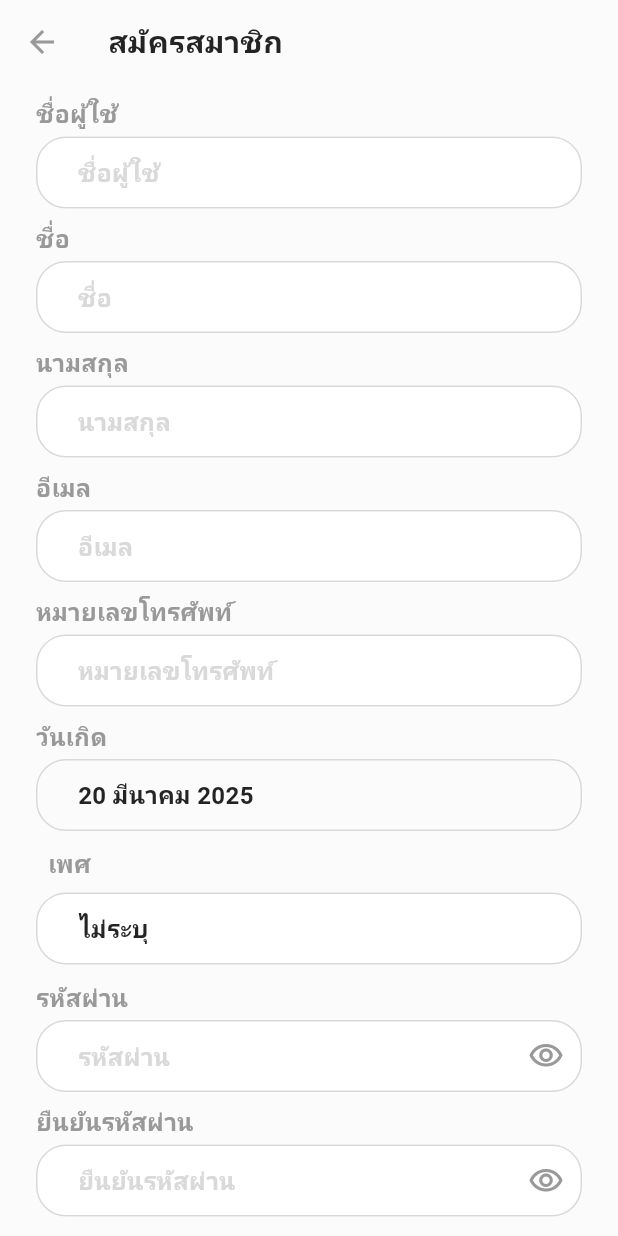
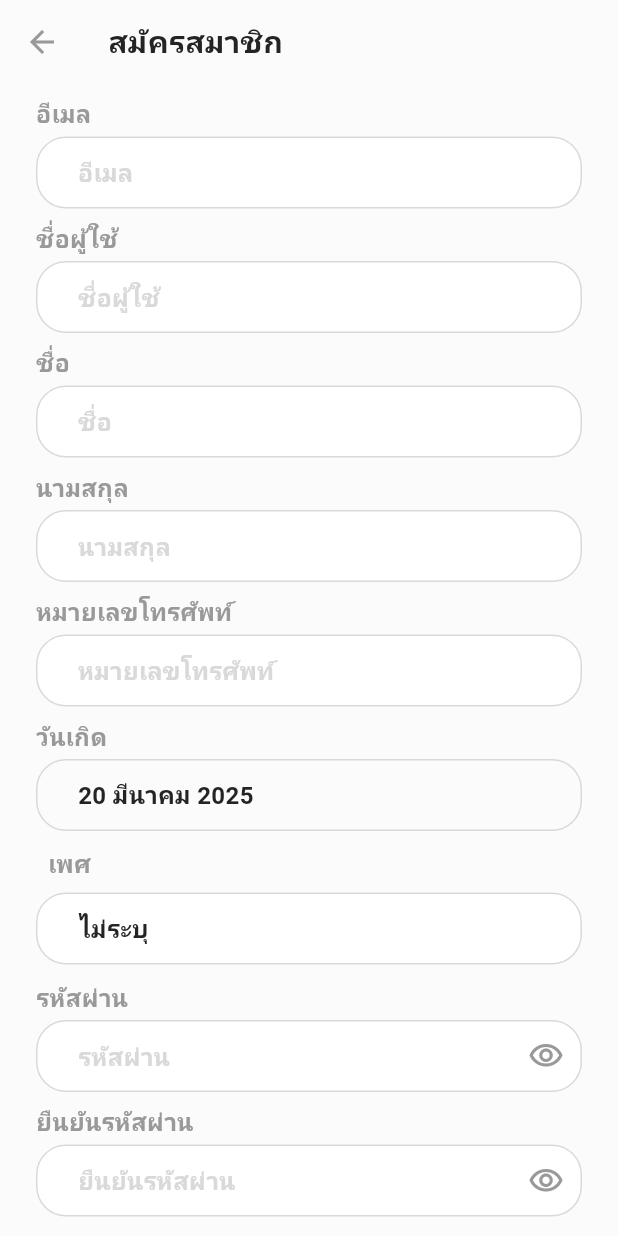
Before and after one commit to xbingsux/rimpa, a Flutter app: the CreateAccountView screen opened by its route, on a phone screen of 412 x 824 dp. Run offline on Flutter 3.47's test engine with Material 3 defaults, Android fonts, the phone set to English and light mode, and no system bars; our stand-ins replace decimal, dio, flutter_easyloading, flutter_holo_date_picker, form_field_validator, gap and 7 more; missing offline and left inert: mobile_scanner, syncfusion_flutter_barcodes; accounts and stored records are empty; network calls fail.

Commit message:
fix update

```diff
--- a/mobile/lib/modules/views/home/homedetail/home_detail.dart
+++ b/mobile/lib/modules/views/home/homedetail/home_detail.dart
@@ -91,7 +91,7 @@ class HomeDetailPage extends StatelessWidget {
                             children: [
                               Row(
                                 mainAxisAlignment: MainAxisAlignment.start,
-                                crossAxisAlignment: CrossAxisAlignment.center,
+                                crossAxisAlignment: CrossAxisAlignment.start,
                                 children: [
                                   Expanded(
                                     flex: 4,
@@ -120,6 +120,7 @@ class HomeDetailPage extends StatelessWidget {
                                       ],
                                     ),
                                   ),
+                                  if (mapUrl.isNotEmpty)
                                   Expanded(
                                     flex: 1,
                                     child: Center(
--- a/mobile/lib/modules/views/register/register.view.dart
+++ b/mobile/lib/modules/views/register/register.view.dart
@@ -93,7 +93,23 @@ class _CreateAccountViewState extends State<CreateAccountView> {
               child: Column(
                 mainAxisAlignment: MainAxisAlignment.start,
                 crossAxisAlignment: CrossAxisAlignment.center,
-                children: [
+                children: [RimpaTextFormField(
+                    hintText: 'อีเมล',
+                    controller: email.value,
+                    onChanged: (value) {
+                      if(widget.isCreate) {
+                        registerController.user.email.value = value;
+                      }
+                    },
+                    validator: MultiValidator(
+                      [
+                        RequiredValidator(errorText: ''),
+                        EmailValidator(errorText: "รูปแบบอีเมลไม่ถูกต้อง"),
+                      ],
+                    ),
+                    showTitle: true,
+                    enabled: widget.isCreate,
+                  ),
                   RimpaTextFormField(
                     hintText: 'ชื่อผู้ใช้',
                     controller: profileName.value,
@@ -128,22 +144,7 @@ class _CreateAccountViewState extends State<CreateAccountView> {
                     showTitle: true,
                   ),
 
-                  RimpaTextFormField(
-                    hintText: 'อีเมล',
-                    controller: email.value,
-                    onChanged: (value) {
-                      if(widget.isCreate) {
-                        registerController.user.email.value = value;
-                      }
-                    },
-                    validator: MultiValidator(
-                      [
-                        RequiredValidator(errorText: ''),
-                        EmailValidator(errorText: "รูปแบบอีเมลไม่ถูกต้อง"),
-                      ],
-                    ),
-                    showTitle: true,
-                  ),
+
                   RimpaTextFormField(
                     hintText: 'หมายเลขโทรศัพท์',
                     controller: phone.value,
--- a/mobile/lib/widgets/my_app_bar.dart
+++ b/mobile/lib/widgets/my_app_bar.dart
@@ -19,6 +19,7 @@ class MyAppBar extends StatelessWidget implements PreferredSizeWidget {
       automaticallyImplyLeading: false,
       backgroundColor: backgroundColor, // รองรับ Light/Dark Mode
       elevation: 0,
+      shadowColor:Colors.transparent,
       title: Row(
         mainAxisAlignment: MainAxisAlignment.spaceBetween,
         children: [
--- a/mobile/lib/widgets/textFeild/text_form_field.dart
+++ b/mobile/lib/widgets/textFeild/text_form_field.dart
@@ -10,9 +10,10 @@ class RimpaTextFormField extends StatefulWidget {
   final FormFieldValidator<String>? validator;
   final FormFieldSetter<String>? onSaved;
   final bool showTitle;
+  final bool enabled;
 
   const RimpaTextFormField(
-      {super.key, this.isPassword = false, required this.hintText, required this.controller, this.onChanged, this.validator, this.onSaved, this.showTitle = false});
+      {super.key, this.isPassword = false, required this.hintText, required this.controller, this.onChanged, this.validator, this.onSaved, this.showTitle = false, this.enabled = true});
 
   @override
   State<RimpaTextFormField> createState() => _RimpaTextFormFieldState();
@@ -43,6 +44,7 @@ class _RimpaTextFormFieldState extends State<RimpaTextFormField> {
             onChanged: widget.onChanged,
             validator: widget.validator,
             onSaved: widget.onSaved,
+            enabled: widget.enabled,
             obscureText: widget.isPassword ? _obscureText : false,
             style: Theme.of(context).textTheme.bodyMedium!.copyWith(
                   fontSize: AppTextSize.md,
@@ -53,7 +55,7 @@ class _RimpaTextFormFieldState extends State<RimpaTextFormField> {
               hintText: widget.hintText,
               hintStyle: const TextStyle(color: AppColors.secondary, fontSize: AppTextSize.md),
               filled: true,
-              fillColor: Colors.white,
+              fillColor:widget.enabled? Colors.white:AppColors.secondary.withOpacity(0.5),
               enabledBorder: OutlineInputBorder(
                 borderRadius: BorderRadius.circular(20),
                 borderSide: const BorderSide(color: AppColors.secondary, width: 1),
--- a/mobile/pubspec.yaml
+++ b/mobile/pubspec.yaml
@@ -1,7 +1,7 @@
 name: rimpa
 description: ""
 publish_to: 'none' # Remove this line if you wish to publish to pub.dev
-version: 1.0.0+6
+version: 1.0.0+8
 
 environment:
   sdk: ^3.5.4
```
Also changed, not shown: mobile/pubspec.lock, 137 other files.
